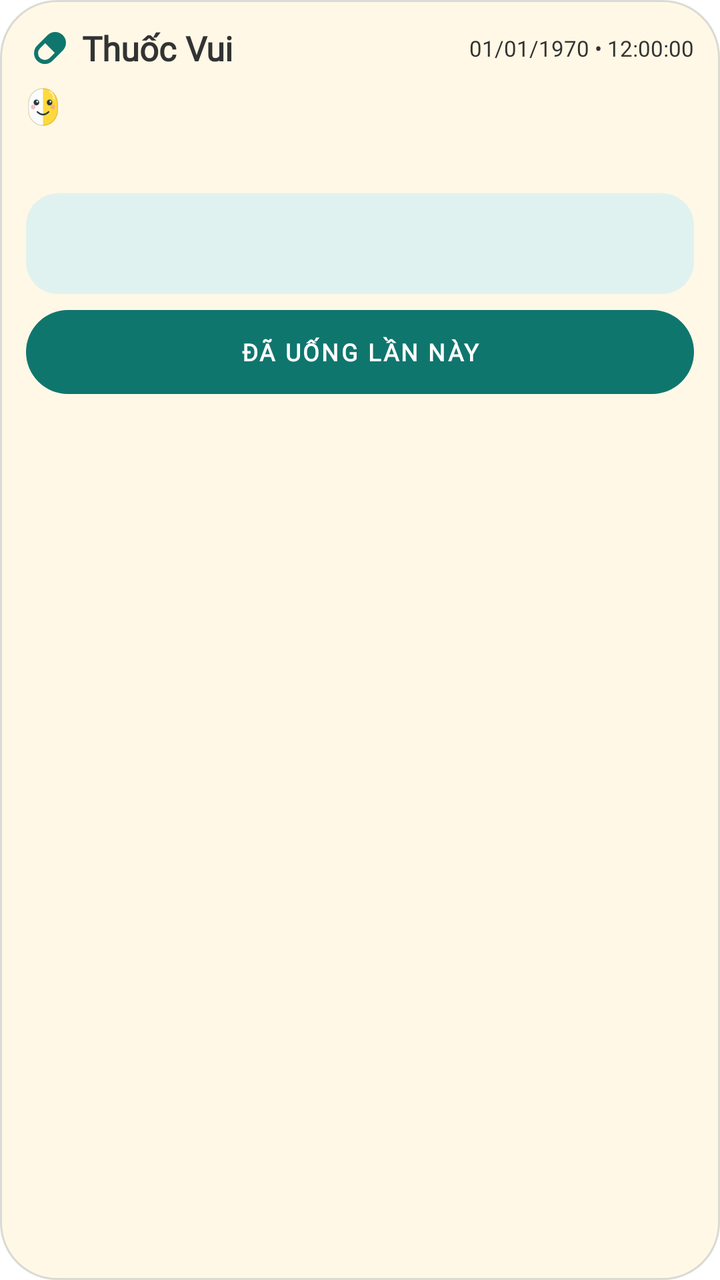
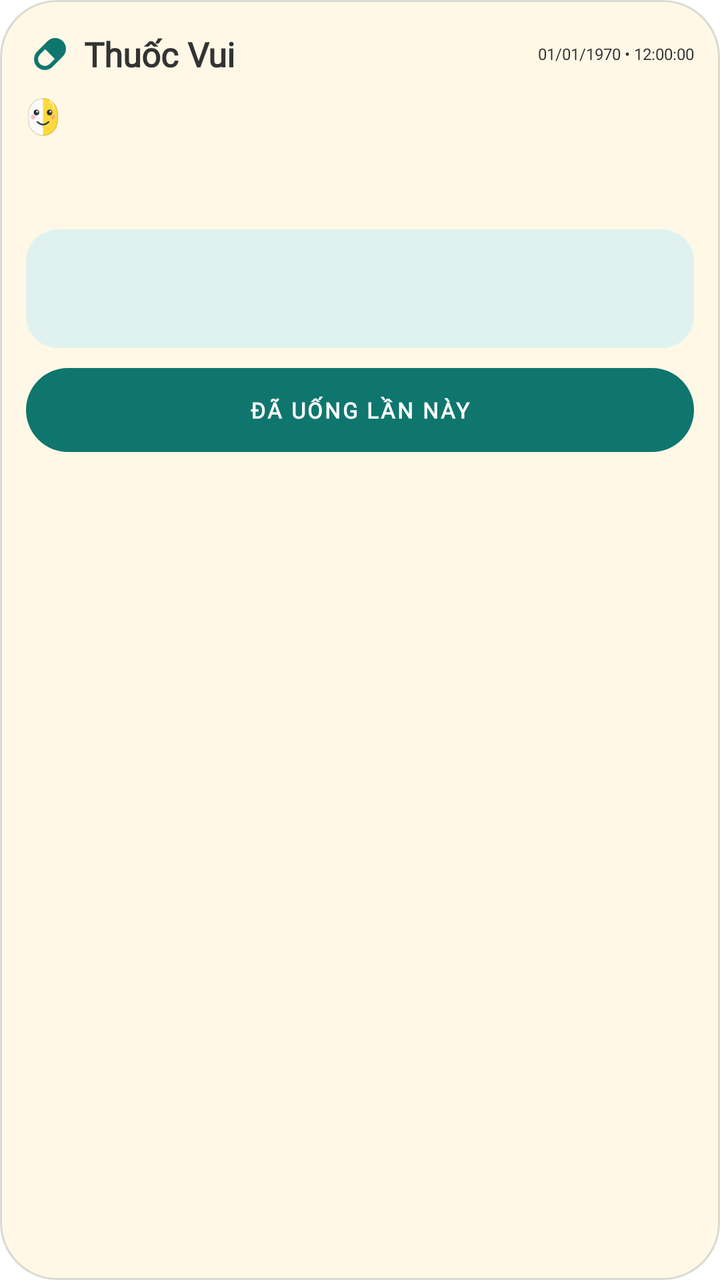

Two renders of the same Android screen: before a commit and after it. Below are the layout's source before the change and the commit's diff.
<!-- AndroidManifest.xml: fallback theme Theme.MaterialComponents.DayNight.NoActionBar -->
<!-- res/layout/thuoc_vui_widget.xml -->
<?xml version="1.0" encoding="utf-8"?>
<LinearLayout xmlns:android="http://schemas.android.com/apk/res/android"
    android:id="@+id/widget_container"
    android:layout_width="match_parent"
    android:layout_height="match_parent"
    android:layout_margin="4dp"
    android:orientation="vertical"
    android:background="@drawable/widget_background"
    android:paddingHorizontal="13dp"
    android:paddingVertical="12dp">
    <LinearLayout
        android:layout_width="match_parent"
        android:layout_height="wrap_content"
        android:orientation="horizontal"
        android:gravity="center_vertical">
        <ImageView
            android:id="@+id/widget_pill"
            android:layout_width="24dp"
            android:layout_height="24dp"
            android:importantForAccessibility="no"
            android:src="@drawable/widget_pill" />
        <TextView
            android:id="@+id/widget_title"
            android:fontFamily="@font/be_vietnam_pro"
            android:layout_width="0dp"
            android:layout_weight="1"
            android:layout_height="wrap_content"
            android:layout_marginLeft="4dp"
            android:text="Thuốc Vui"
            android:textSize="17sp"
            android:textStyle="bold"
            android:textColor="#333333" />
        <TextClock
            android:id="@+id/widget_datetime"
            android:fontFamily="@font/be_vietnam_pro"
            android:layout_width="wrap_content"
            android:layout_height="wrap_content"
            android:layout_marginLeft="8dp"
            android:textSize="11sp"
            android:textColor="#333333"
            android:format24Hour="dd/MM/yyyy • HH:mm:ss"
            android:format12Hour="dd/MM/yyyy • hh:mm:ss" />
    </LinearLayout>
    <LinearLayout
        android:layout_width="match_parent"
        android:layout_height="wrap_content"
        android:layout_marginTop="7dp"
        android:orientation="horizontal"
        android:gravity="center_vertical">
        <ImageView
            android:id="@+id/widget_pip_face"
            android:layout_width="17dp"
            android:layout_height="21dp"
            android:importantForAccessibility="no"
            android:src="@drawable/widget_pip_happy" />
        <TextView
            android:id="@+id/widget_pip"
            android:fontFamily="@font/be_vietnam_pro"
            android:layout_width="match_parent"
            android:layout_height="wrap_content"
            android:layout_marginStart="5dp"
            android:maxLines="2"
            android:ellipsize="end"
            android:textSize="12sp"
            android:textColor="#333333" />
    </LinearLayout>
    <TextView
        android:id="@+id/widget_progress"
        android:fontFamily="@font/be_vietnam_pro"
        android:layout_width="match_parent"
        android:layout_height="wrap_content"
        android:layout_marginTop="2dp"
        android:textSize="11sp"
        android:textColor="#333333" />
    <ImageView
        android:id="@+id/widget_progress_bar"
        android:layout_width="match_parent"
        android:layout_height="6dp"
        android:layout_marginTop="2dp"
        android:importantForAccessibility="no"
        android:scaleType="fitXY"
        android:layout_marginBottom="4dp" />
    <LinearLayout
        android:id="@+id/widget_next_card"
        android:layout_width="match_parent"
        android:layout_height="wrap_content"
        android:layout_marginTop="4dp"
        android:orientation="vertical"
        android:background="@drawable/next_card_light"
        android:paddingHorizontal="10dp"
        android:paddingVertical="8dp">
        <TextView
            android:id="@+id/widget_next"
            android:fontFamily="@font/be_vietnam_pro"
            android:layout_width="match_parent"
            android:layout_height="wrap_content"
            android:textSize="13sp"
            android:textStyle="bold"
            android:textColor="#333333" />
        <TextView
            android:id="@+id/widget_next_time"
            android:fontFamily="@font/be_vietnam_pro"
            android:layout_width="match_parent"
            android:layout_height="wrap_content"
            android:layout_marginTop="2dp"
            android:textSize="11sp"
            android:textColor="#666666" />
    </LinearLayout>
    <FrameLayout
        android:id="@+id/widget_checkin_row"
        android:layout_width="match_parent"
        android:layout_height="wrap_content"
        android:layout_marginTop="8dp">
        <ImageView
            android:id="@+id/widget_checkin_background"
            android:layout_width="match_parent"
            android:layout_height="match_parent"
            android:importantForAccessibility="no"
            android:scaleType="fitXY"
            android:src="@drawable/widget_action_pill" />
        <Button
            android:id="@+id/widget_checkin"
            android:fontFamily="@font/be_vietnam_pro"
            android:layout_width="match_parent"
            android:layout_height="wrap_content"
            android:minHeight="42dp"
            android:background="?android:attr/selectableItemBackground"
            android:text="Đã uống lần này"
            android:textAllCaps="true"
            android:textSize="12sp"
            android:textStyle="bold"
            android:textColor="#FFFFFF" />
    </FrameLayout>
    <TextView
        android:id="@+id/widget_done"
        android:fontFamily="@font/be_vietnam_pro"
        android:layout_width="match_parent"
        android:layout_height="wrap_content"
        android:layout_marginTop="4dp"
        android:text="🎉 Đã xong hôm nay!"
        android:textSize="13sp"
        android:textStyle="bold"
        android:visibility="gone" />
    <TextView
        android:id="@+id/widget_done_detail"
        android:fontFamily="@font/be_vietnam_pro"
        android:layout_width="match_parent"
        android:layout_height="wrap_content"
        android:layout_marginTop="2dp"
        android:textSize="11sp"
        android:textColor="#333333"
        android:visibility="gone" />
</LinearLayout>
<!-- resources referenced by this layout -->
<resources>
  <!-- drawable next_card_light (drawable) -->
  <?xml version="1.0" encoding="utf-8"?>
  <shape xmlns:android="http://schemas.android.com/apk/res/android" android:shape="rectangle">
      <solid android:color="#FFE0F2EF" />
      <corners android:radius="16dp" />
  </shape>
  <!-- drawable widget_action_pill (drawable) -->
  <?xml version="1.0" encoding="utf-8"?>
  <shape xmlns:android="http://schemas.android.com/apk/res/android">
      <solid android:color="#0F766E" />
      <corners android:radius="100dp" />
  </shape>
  <!-- drawable widget_background (drawable) -->
  <?xml version="1.0" encoding="utf-8"?>
  <shape xmlns:android="http://schemas.android.com/apk/res/android" android:shape="rectangle">
      <solid android:color="#FFFFF8E6" />
      <stroke android:width="1dp" android:color="#3347575B" />
      <corners android:radius="28dp" />
  </shape>
  <!-- drawable widget_pill (drawable) -->
  <vector xmlns:android="http://schemas.android.com/apk/res/android"
      android:width="24dp"
      android:height="24dp"
      android:viewportWidth="24"
      android:viewportHeight="24">
      <path
          android:fillColor="#0F766E"
          android:fillType="evenOdd"
          android:pathData="M18.4,5.6a5.4,5.4 0,0 1,0 7.64l-5.16,5.16a5.4,5.4 0,0 1,-7.64 -7.64l5.16,-5.16a5.4,5.4 0,0 1,7.64 0zM7.01,12.17a3.4,3.4 0,0 0,4.81 4.81l2.58,-2.58l-4.81,-4.81z" />
  </vector>
  <!-- drawable widget_pip_happy (drawable) -->
  <?xml version="1.0" encoding="utf-8"?>
  <vector xmlns:android="http://schemas.android.com/apk/res/android"
      android:width="17dp" android:height="21dp"
      android:viewportWidth="100" android:viewportHeight="118">
      <path android:fillColor="#FFD93D" android:pathData="M50,6A44,44 0,0 1,94 50V68A44,44 0,0 1,6 68V50A44,44 0,0 1,50 6Z" />
      <path android:fillColor="#FBFCFD" android:pathData="M50,6A44,44 0,0 0,6 50V68A44,44 0,0 0,50 112Z" />
      <path android:strokeColor="#4D8E7440" android:strokeWidth="2.2"
          android:pathData="M50,7.3A42.7,42.7 0,0 1,92.7 50V68A42.7,42.7 0,0 1,7.3 68V50A42.7,42.7 0,0 1,50 7.3Z" />
      <path android:strokeColor="#9EFFFFFF" android:strokeWidth="4.5" android:strokeLineCap="round"
          android:pathData="M70,15C78,19 82,27 82,36" />
      <path android:fillColor="#8CF48E9A"
          android:pathData="M14.5,59a6.5,6.5 0,1 0,13 0a6.5,6.5 0,1 0,-13 0M72.5,59a6.5,6.5 0,1 0,13 0a6.5,6.5 0,1 0,-13 0" />
      <path android:fillColor="#29383A" android:pathData="M22.4,46.3a8.2,8.2 0,1 0,16.4 0a8.2,8.2 0,1 0,-16.4 0M61.2,46.3a8.2,8.2 0,1 0,16.4 0a8.2,8.2 0,1 0,-16.4 0" />
      <path android:fillColor="#FFFFFF" android:pathData="M30.3,43.8a2.8,2.8 0,1 0,5.6 0a2.8,2.8 0,1 0,-5.6 0M69.1,43.8a2.8,2.8 0,1 0,5.6 0a2.8,2.8 0,1 0,-5.6 0" />
      <path android:strokeColor="#29383A" android:strokeWidth="4.2" android:strokeLineCap="round"
          android:pathData="M33.5,72.8Q50,88 66.5,72.8" />
  </vector>
</resources>

<!-- the commit's change to res/layout/thuoc_vui_widget.xml (unified diff, before → after) -->
@@ -7,7 +7,7 @@
     android:orientation="vertical"
     android:background="@drawable/widget_background"
     android:paddingHorizontal="13dp"
-    android:paddingVertical="12dp">
+    android:paddingVertical="15dp">
     <LinearLayout
         android:layout_width="match_parent"
         android:layout_height="wrap_content"
@@ -25,7 +25,7 @@
             android:layout_width="0dp"
             android:layout_weight="1"
             android:layout_height="wrap_content"
-            android:layout_marginLeft="4dp"
+            android:layout_marginStart="5dp"
             android:text="Thuốc Vui"
             android:textSize="17sp"
             android:textStyle="bold"
@@ -35,8 +35,8 @@
             android:fontFamily="@font/be_vietnam_pro"
             android:layout_width="wrap_content"
             android:layout_height="wrap_content"
-            android:layout_marginLeft="8dp"
-            android:textSize="11sp"
+            android:layout_marginStart="5dp"
+            android:textSize="8sp"
             android:textColor="#333333"
             android:format24Hour="dd/MM/yyyy • HH:mm:ss"
             android:format12Hour="dd/MM/yyyy • hh:mm:ss" />
@@ -44,7 +44,7 @@
     <LinearLayout
         android:layout_width="match_parent"
         android:layout_height="wrap_content"
-        android:layout_marginTop="7dp"
+        android:layout_marginTop="9dp"
         android:orientation="horizontal"
         android:gravity="center_vertical">
         <ImageView
@@ -69,26 +69,25 @@
         android:fontFamily="@font/be_vietnam_pro"
         android:layout_width="match_parent"
         android:layout_height="wrap_content"
-        android:layout_marginTop="2dp"
+        android:layout_marginTop="6dp"
         android:textSize="11sp"
         android:textColor="#333333" />
     <ImageView
         android:id="@+id/widget_progress_bar"
         android:layout_width="match_parent"
         android:layout_height="6dp"
-        android:layout_marginTop="2dp"
+        android:layout_marginTop="7dp"
         android:importantForAccessibility="no"
         android:scaleType="fitXY"
-        android:layout_marginBottom="4dp" />
+        android:layout_marginBottom="12dp" />
     <LinearLayout
         android:id="@+id/widget_next_card"
         android:layout_width="match_parent"
         android:layout_height="wrap_content"
-        android:layout_marginTop="4dp"
         android:orientation="vertical"
         android:background="@drawable/next_card_light"
         android:paddingHorizontal="10dp"
-        android:paddingVertical="8dp">
+        android:paddingVertical="12dp">
         <TextView
             android:id="@+id/widget_next"
             android:fontFamily="@font/be_vietnam_pro"
@@ -102,15 +101,15 @@
             android:fontFamily="@font/be_vietnam_pro"
             android:layout_width="match_parent"
             android:layout_height="wrap_content"
-            android:layout_marginTop="2dp"
-            android:textSize="11sp"
+            android:layout_marginTop="4dp"
+            android:textSize="10sp"
             android:textColor="#666666" />
     </LinearLayout>
     <FrameLayout
         android:id="@+id/widget_checkin_row"
         android:layout_width="match_parent"
         android:layout_height="wrap_content"
-        android:layout_marginTop="8dp">
+        android:layout_marginTop="10dp">
         <ImageView
             android:id="@+id/widget_checkin_background"
             android:layout_width="match_parent"
@@ -127,7 +126,7 @@
             android:background="?android:attr/selectableItemBackground"
             android:text="Đã uống lần này"
             android:textAllCaps="true"
-            android:textSize="12sp"
+            android:textSize="11sp"
             android:textStyle="bold"
             android:textColor="#FFFFFF" />
     </FrameLayout>
